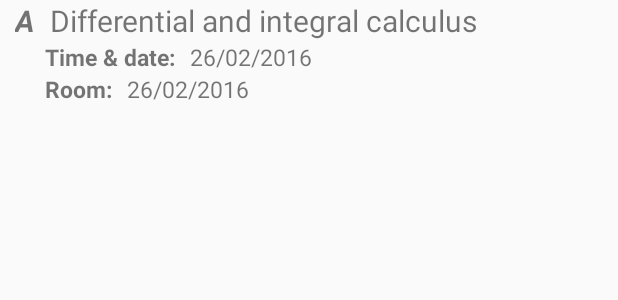
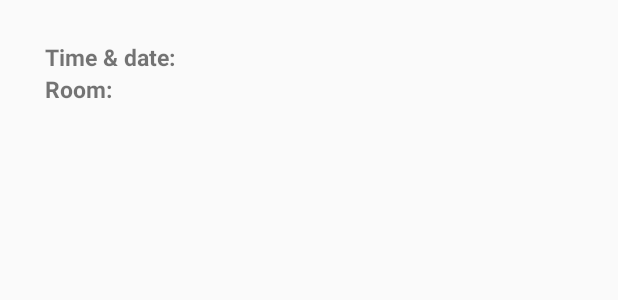
Before and after one commit to wwylele/HaTechnion, an Android app: the layout exam_list_item.xml on its own in the app's theme, with its tools: preview values and no code run, on a phone screen of 412 x 824 dp. Shown: the top 300 px of the screen. Run offline under Robolectric (Android 15) with nearby library versions, the phone set to English and light mode, and no system bars.

Commit message:
clean xmls

```diff
--- a/app/src/main/res/layout/activity_login.xml
+++ b/app/src/main/res/layout/activity_login.xml
@@ -9,8 +9,6 @@
     android:paddingRight="@dimen/activity_horizontal_margin"
     android:paddingTop="@dimen/activity_vertical_margin"
     tools:context="com.wwylele.hatechnion.LoginActivity">
-
-    <!-- Login progress -->
 
 
     <LinearLayout
@@ -44,7 +42,7 @@
                 android:layout_height="wrap_content"
                 android:hint="@string/prompt_password"
                 android:imeActionId="@+id/login"
-                android:imeActionLabel="@string/action_sign_in_short"
+                android:imeActionLabel="@string/action_sign_in"
                 android:imeOptions="actionUnspecified"
                 android:inputType="textPassword"
                 android:maxLines="1"
--- a/app/src/main/res/layout/exam_list_item.xml
+++ b/app/src/main/res/layout/exam_list_item.xml
@@ -12,7 +12,6 @@
             android:layout_width="wrap_content"
             android:layout_height="match_parent"
             android:textSize="20sp"
-            android:text="A"
             android:id="@+id/exam_list_item_moed_test"
             android:gravity="left|bottom"
             android:paddingLeft="10dp"
@@ -22,7 +21,6 @@
             android:layout_width="wrap_content"
             android:layout_height="match_parent"
             android:textSize="20sp"
-            android:text="Differential and integral calculus"
             android:id="@+id/exam_list_item_name_test"
             android:gravity="left|bottom" />
     </LinearLayout>
@@ -34,8 +32,8 @@
             android:layout_width="wrap_content"
             android:layout_height="match_parent"
             android:textSize="15sp"
-            android:text="Time &amp; date:"
-            android:gravity="left|bottom"
+            android:text="@string/label_time"
+            android:gravity="start|bottom"
             android:paddingLeft="30dp"
             android:paddingRight="10dp"
             android:textStyle="bold" />
@@ -43,9 +41,8 @@
             android:layout_width="wrap_content"
             android:layout_height="match_parent"
             android:textSize="15sp"
-            android:text="26/02/2016"
             android:id="@+id/exam_list_item_time_test"
-            android:gravity="left|bottom" />
+            android:gravity="start|bottom" />
     </LinearLayout>
     <LinearLayout xmlns:android="http://schemas.android.com/apk/res/android"
         android:orientation="horizontal"
@@ -55,8 +52,8 @@
             android:layout_width="wrap_content"
             android:layout_height="match_parent"
             android:textSize="15sp"
-            android:text="Room:"
-            android:gravity="left|bottom"
+            android:text="@string/label_room"
+            android:gravity="start|bottom"
             android:paddingLeft="30dp"
             android:paddingRight="10dp"
             android:textStyle="bold" />
@@ -64,8 +61,7 @@
             android:layout_width="wrap_content"
             android:layout_height="match_parent"
             android:textSize="15sp"
-            android:text="26/02/2016"
             android:id="@+id/exam_list_item_room_test"
-            android:gravity="left|bottom" />
+            android:gravity="start|bottom" />
     </LinearLayout>
 </LinearLayout>
--- a/app/src/main/res/layout/grade_list_item_course.xml
+++ b/app/src/main/res/layout/grade_list_item_course.xml
@@ -8,19 +8,15 @@
         android:layout_height="match_parent"
         android:textSize="15sp"
         android:paddingLeft="?android:attr/expandableListPreferredChildPaddingLeft"
-        android:text="Differential and integral calculus"
         android:id="@+id/grade_list_item_course_text"
         android:layout_weight="1"
-        android:textAlignment="gravity"
         android:gravity="left|bottom" />
     <TextView
         android:layout_width="match_parent"
         android:layout_height="match_parent"
         android:textSize="20sp"
-        android:text="99"
         android:id="@+id/grade_list_item_grade_text"
         android:layout_weight="5"
-        android:textAlignment="gravity"
         android:gravity="bottom|right" />
 
 </LinearLayout>
--- a/app/src/main/res/layout/grade_list_item_year.xml
+++ b/app/src/main/res/layout/grade_list_item_year.xml
@@ -3,20 +3,19 @@
     android:orientation="vertical"
     android:layout_width="match_parent"
     android:layout_height="wrap_content"
-    android:background="@color/material_deep_teal_200">
+    android:background="#90e0f6">
     <TextView
         android:layout_width="match_parent"
         android:layout_height="wrap_content"
         android:paddingLeft="?android:attr/expandableListPreferredItemPaddingLeft"
         android:textSize="15sp"
         android:textColor="@android:color/primary_text_light"
-        android:text="Year"
         android:id="@+id/grade_list_item_year_text"/>
     <TextView
         android:layout_width="match_parent"
         android:layout_height="wrap_content"
         android:paddingLeft="?android:attr/expandableListPreferredItemPaddingLeft"
-        android:textSize="10sp"
+        android:textSize="12sp"
         android:textColor="@android:color/secondary_text_light"
         android:text="@string/average_grade"
         android:id="@+id/grade_list_item_avg_text"/>
--- a/app/src/main/res/values/strings.xml
+++ b/app/src/main/res/values/strings.xml
@@ -5,7 +5,6 @@
     <string name="prompt_username">Username</string>
     <string name="prompt_password">Password</string>
     <string name="action_sign_in">Sign in</string>
-    <string name="action_sign_in_short">Sign in</string>
     <string name="error_incorrect_password">This password is incorrect</string>
     <string name="error_incorrect_username">This is not a valid username</string>
     <string name="error_field_required">This field is required</string>
@@ -22,4 +21,7 @@
 
     <string name="title_fragment_grades">Grades</string>
     <string name="title_fragment_exams">Exams</string>
+
+    <string name="label_room">Room:</string>
+    <string name="label_time">Time &amp; date:</string>
 </resources>
```
Also changed, not shown: app/src/main/res/layout/activity_main.xml (+0 -12 lines).
